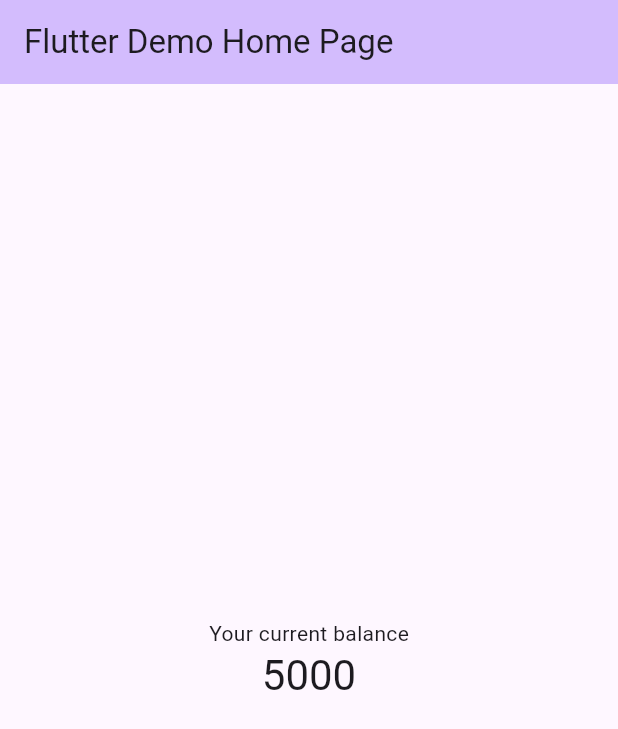
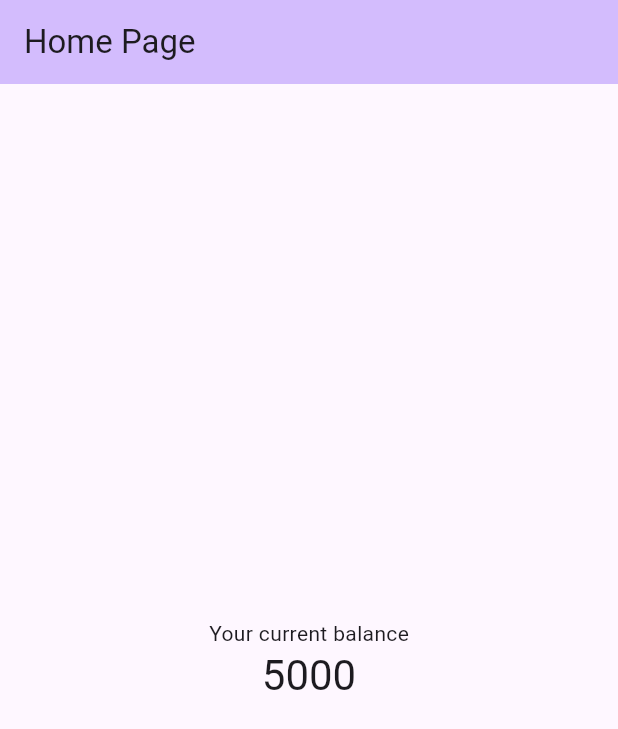
Before and after one commit to anwar-makhous/Dubai-App-Studio-Test, a Flutter app: the screen it shows after launch, on a phone screen of 412 x 824 dp. Shown: the top 729 px of the screen. Run offline on Flutter 3.47's test engine with Material 3 defaults, Android fonts, the phone set to English and light mode, and no system bars.

Commit message:
remove app bar title property

```diff
--- a/lib/home_page.dart
+++ b/lib/home_page.dart
@@ -1,9 +1,7 @@
 import 'package:flutter/material.dart';
 
 class MyHomePage extends StatefulWidget {
-  const MyHomePage({super.key, required this.title});
-
-  final String title;
+  const MyHomePage({super.key});
 
   @override
   State<MyHomePage> createState() => _MyHomePageState();
@@ -17,7 +15,7 @@ class _MyHomePageState extends State<MyHomePage> {
     return Scaffold(
       appBar: AppBar(
         backgroundColor: Theme.of(context).colorScheme.inversePrimary,
-        title: Text(widget.title),
+        title: const Text("Home Page"),
       ),
       body: Center(
         child: Column(
--- a/lib/main.dart
+++ b/lib/main.dart
@@ -11,12 +11,12 @@
   @override
   Widget build(BuildContext context) {
     return MaterialApp(
-      title: 'Flutter Demo',
+      title: 'DA Studio',
       theme: ThemeData(
         colorScheme: ColorScheme.fromSeed(seedColor: Colors.deepPurple),
         useMaterial3: true,
       ),
-      home: const MyHomePage(title: 'Flutter Demo Home Page'),
+      home: const MyHomePage(),
     );
   }
 }
```
